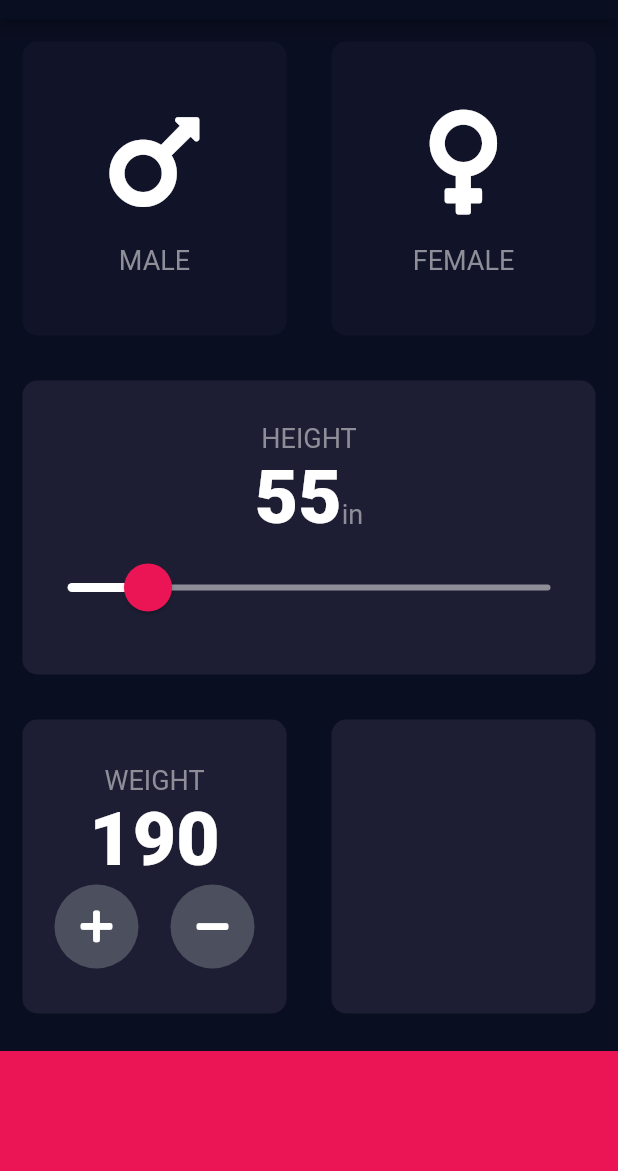
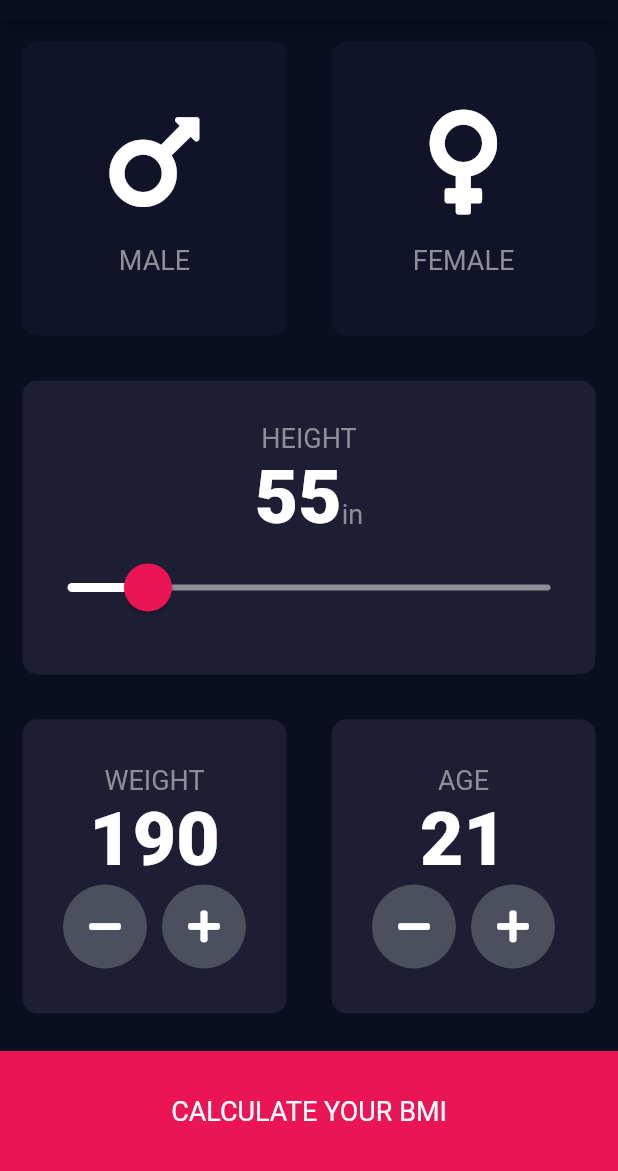
Before and after one commit to FXschwartz/bmi-calculator, a Flutter app: the screen it shows after launch, on a phone screen of 412 x 824 dp, the part 65-1236 px from its top. Run offline on Flutter 3.47's test engine with Material 2 defaults, Android fonts, the phone set to English and light mode, and no system bars; our stand-ins replace font_awesome_flutter.

Commit message:
Created age card and functionality.

```diff
--- a/lib/input_page.dart
+++ b/lib/input_page.dart
@@ -17,6 +17,7 @@ class _InputPageState extends State<InputPage> {
   Gender selectedGender;
   int height = 55;
   int weight = 190;
+  int age = 21;
   @override
   Widget build(BuildContext context) {
     return Scaffold(
@@ -131,13 +132,26 @@ class _InputPageState extends State<InputPage> {
                           style: kNumberTextStyle,
                         ),
                         Row(
-                          mainAxisAlignment: MainAxisAlignment.spaceEvenly,
+                          mainAxisAlignment: MainAxisAlignment.center,
                           children: [
                             RoundIconButton(
-                              icon: FontAwesomeIcons.plus,
+                              icon: FontAwesomeIcons.minus,
+                              onPressFunction: () {
+                                setState(() {
+                                  weight--;
+                                });
+                              },
+                            ),
+                            SizedBox(
+                              width: 10.0,
                             ),
                             RoundIconButton(
-                              icon: FontAwesomeIcons.minus,
+                              icon: FontAwesomeIcons.plus,
+                              onPressFunction: () {
+                                setState(() {
+                                  weight++;
+                                });
+                              },
                             ),
                           ],
                         ),
@@ -148,6 +162,43 @@ class _InputPageState extends State<InputPage> {
                 Expanded(
                   child: ReusableCard(
                     color: kActiveCardColor,
+                    cardChild: Column(
+                      mainAxisAlignment: MainAxisAlignment.center,
+                      children: [
+                        Text(
+                          'AGE',
+                          style: kLabelTextStyle,
+                        ),
+                        Text(
+                          age.toString(),
+                          style: kNumberTextStyle,
+                        ),
+                        Row(
+                          mainAxisAlignment: MainAxisAlignment.center,
+                          children: [
+                            RoundIconButton(
+                              icon: FontAwesomeIcons.minus,
+                              onPressFunction: () {
+                                setState(() {
+                                  age--;
+                                });
+                              },
+                            ),
+                            SizedBox(
+                              width: 10.0,
+                            ),
+                            RoundIconButton(
+                              icon: FontAwesomeIcons.plus,
+                              onPressFunction: () {
+                                setState(() {
+                                  age++;
+                                });
+                              },
+                            ),
+                          ],
+                        ),
+                      ],
+                    ),
                   ),
                 ),
               ],
@@ -158,6 +209,15 @@ class _InputPageState extends State<InputPage> {
             width: double.infinity,
             height: 80.0,
             color: Color(0xFFEB1555),
+            child: Center(
+              child: Text(
+                'CALCULATE YOUR BMI',
+                style: TextStyle(
+                  color: Colors.white,
+                  fontSize: 18,
+                ),
+              ),
+            ),
           ),
         ],
       ),
@@ -166,14 +226,16 @@ class _InputPageState extends State<InputPage> {
 }
 
 class RoundIconButton extends StatelessWidget {
-  RoundIconButton({this.icon});
+  RoundIconButton({@required this.icon, @required this.onPressFunction});
 
+  final Function onPressFunction;
   final IconData icon;
+
   @override
   Widget build(BuildContext context) {
     return RawMaterialButton(
       shape: CircleBorder(),
-      onPressed: () {},
+      onPressed: onPressFunction,
       fillColor: Color(0xFF4C4F5E),
       constraints: BoxConstraints.tightFor(
         width: 56.0,
```
